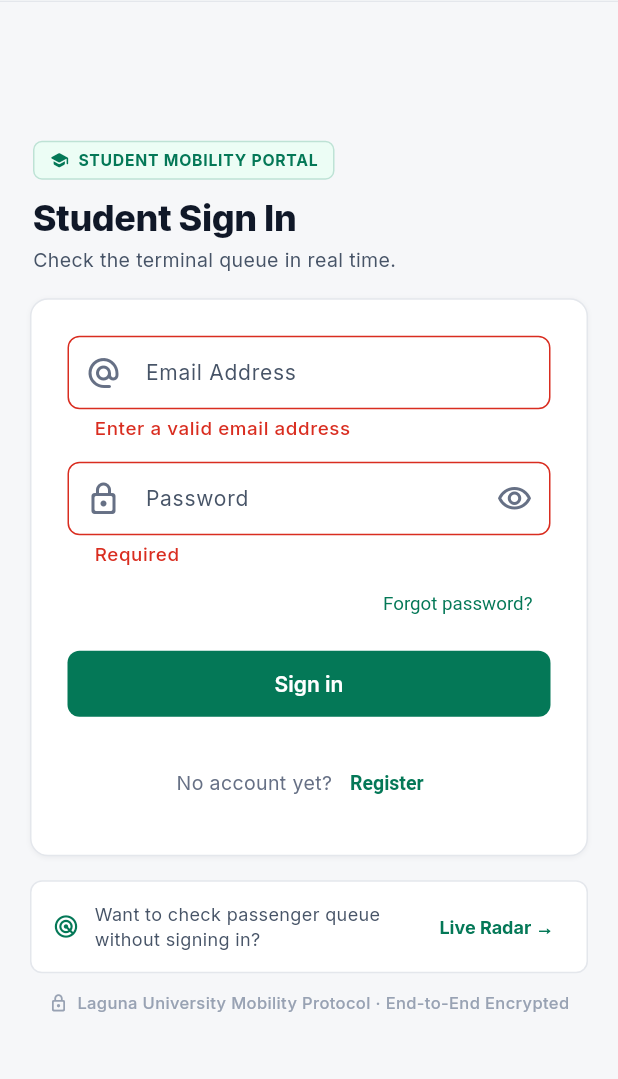
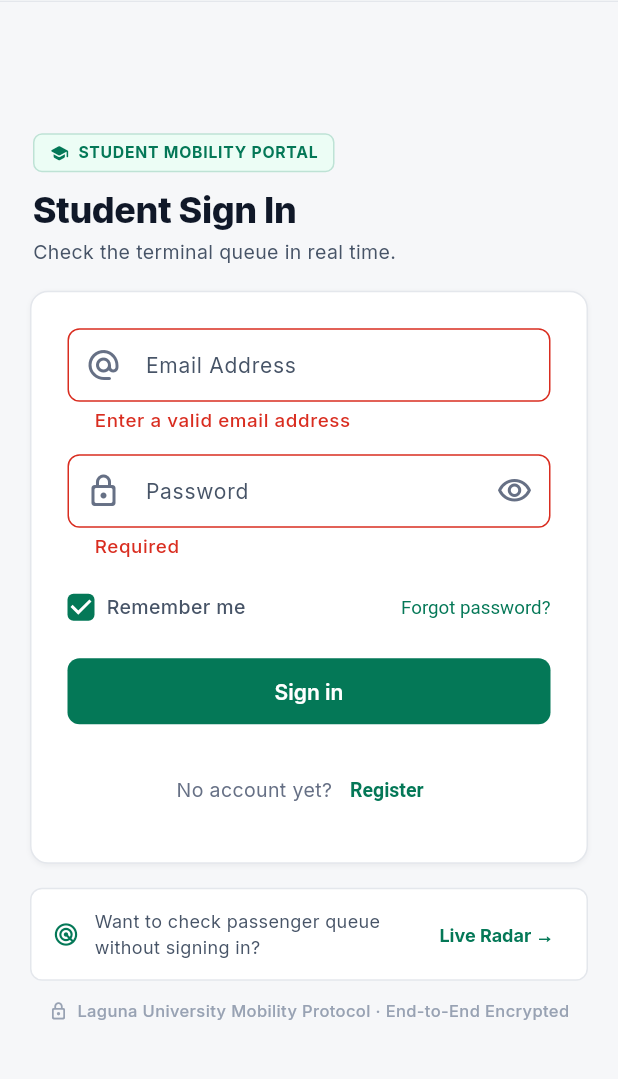
Before and after one commit to raidenramirez2023-ui/l.u-trike-System, a Flutter app: the LoginPage screen opened directly with empty values, after a tap on "Sign in", on a phone screen of 412 x 824 dp, the part 82-1161 px from its top. Run offline on Flutter 3.47's test engine with Material 3 defaults, Android fonts, the phone set to English and light mode, and no system bars; our stand-ins replace fl_chart, flutter_map, geolocator, go_router, google_fonts, latlong2 and 1 more; accounts and stored records are empty; key blocks and very long unbroken strings in the code were emptied for the run.

Commit message:
Add Remember Me feature to login pages with local persistent storage

```diff
--- a/lib/features/auth/auth_pages.dart
+++ b/lib/features/auth/auth_pages.dart
@@ -1,3 +1,4 @@
+import 'package:shared_preferences/shared_preferences.dart';
 import 'dart:async';
 import 'package:flutter/material.dart';
 import 'package:go_router/go_router.dart';
@@ -1437,7 +1438,46 @@ class _LoginPageState extends State<LoginPage> {
   final _email = TextEditingController();
   final _pw = TextEditingController();
   bool _busy = false;
+  bool _rememberMe = true;
   String? _error;
+
+  @override
+  void initState() {
+    super.initState();
+    _loadSavedEmail();
+  }
+
+  Future<void> _loadSavedEmail() async {
+    try {
+      final prefs = await SharedPreferences.getInstance();
+      final key = 'remember_email_${widget.portal.name}';
+      final savedEmail = prefs.getString(key) ?? prefs.getString('remember_email');
+      final remember = prefs.getBool('remember_me_${widget.portal.name}') ?? (savedEmail != null);
+      if (savedEmail != null && savedEmail.isNotEmpty && mounted) {
+        setState(() {
+          _email.text = savedEmail;
+          _rememberMe = remember;
+        });
+      }
+    } catch (_) {}
+  }
+
+  Future<void> _saveRememberMe() async {
+    try {
+      final prefs = await SharedPreferences.getInstance();
+      final key = 'remember_email_${widget.portal.name}';
+      final rememberKey = 'remember_me_${widget.portal.name}';
+      if (_rememberMe) {
+        await prefs.setString(key, _email.text.trim());
+        await prefs.setString('remember_email', _email.text.trim());
+        await prefs.setBool(rememberKey, true);
+      } else {
+        await prefs.remove(key);
+        await prefs.remove('remember_email');
+        await prefs.setBool(rememberKey, false);
+      }
+    } catch (_) {}
+  }
 
   Future<void> _submit() async {
     if (!_form.currentState!.validate()) return;
@@ -1446,6 +1486,7 @@ class _LoginPageState extends State<LoginPage> {
       _error = null;
     });
     try {
+      await _saveRememberMe();
       await _auth.signIn(_email.text, _pw.text, widget.portal);
       if (mounted && widget.next != null) context.go(widget.next!);
     } catch (e) {
@@ -1482,15 +1523,53 @@ class _LoginPageState extends State<LoginPage> {
             ),
             const SizedBox(height: 14),
             PasswordField(controller: _pw, validator: _req, onSubmit: _submit),
-            Align(
-              alignment: Alignment.centerRight,
-              child: TextButton(
-                onPressed: () => context.push('/forgot-password'),
-                style: TextButton.styleFrom(textStyle: const TextStyle(fontSize: 12.5)),
-                child: const Text('Forgot password?'),
-              ),
-            ),
-            const SizedBox(height: 6),
+            const SizedBox(height: 8),
+            Row(
+              mainAxisAlignment: MainAxisAlignment.spaceBetween,
+              children: [
+                InkWell(
+                  onTap: () => setState(() => _rememberMe = !_rememberMe),
+                  borderRadius: BorderRadius.circular(AppRadius.xs),
+                  child: Padding(
+                    padding: const EdgeInsets.symmetric(vertical: 4),
+                    child: Row(
+                      mainAxisSize: MainAxisSize.min,
+                      children: [
+                        SizedBox(
+                          width: 18,
+                          height: 18,
+                          child: Checkbox(
+                            value: _rememberMe,
+                            activeColor: AppColors.primary,
+                            materialTapTargetSize: MaterialTapTargetSize.shrinkWrap,
+                            shape: RoundedRectangleBorder(borderRadius: BorderRadius.circular(4)),
+                            onChanged: (v) => setState(() => _rememberMe = v ?? false),
+                          ),
+                        ),
+                        const SizedBox(width: 8),
+                        const Text(
+                          'Remember me',
+                          style: TextStyle(
+                            fontSize: 13,
+                            fontWeight: FontWeight.w500,
+                            color: AppColors.inkSecondary,
+                          ),
+                        ),
+                      ],
+                    ),
+                  ),
+                ),
+                TextButton(
+                  onPressed: () => context.push('/forgot-password'),
+                  style: TextButton.styleFrom(
+                    padding: EdgeInsets.zero,
+                    textStyle: const TextStyle(fontSize: 12.5),
+                  ),
+                  child: const Text('Forgot password?'),
+                ),
+              ],
+            ),
+            const SizedBox(height: 8),
             FilledButton(
               key: const Key('login-submit'),
               onPressed: _busy ? null : _submit,
--- a/pubspec.yaml
+++ b/pubspec.yaml
@@ -17,6 +17,7 @@ dependencies:
   google_fonts: ^8.2.1
   intl: ^0.20.3
   latlong2: ^0.10.1
+  shared_preferences: ^2.5.6
   supabase_flutter: ^2.18.3
   url_launcher: ^6.3.3
 
```
Also changed, not shown: pubspec.lock.
